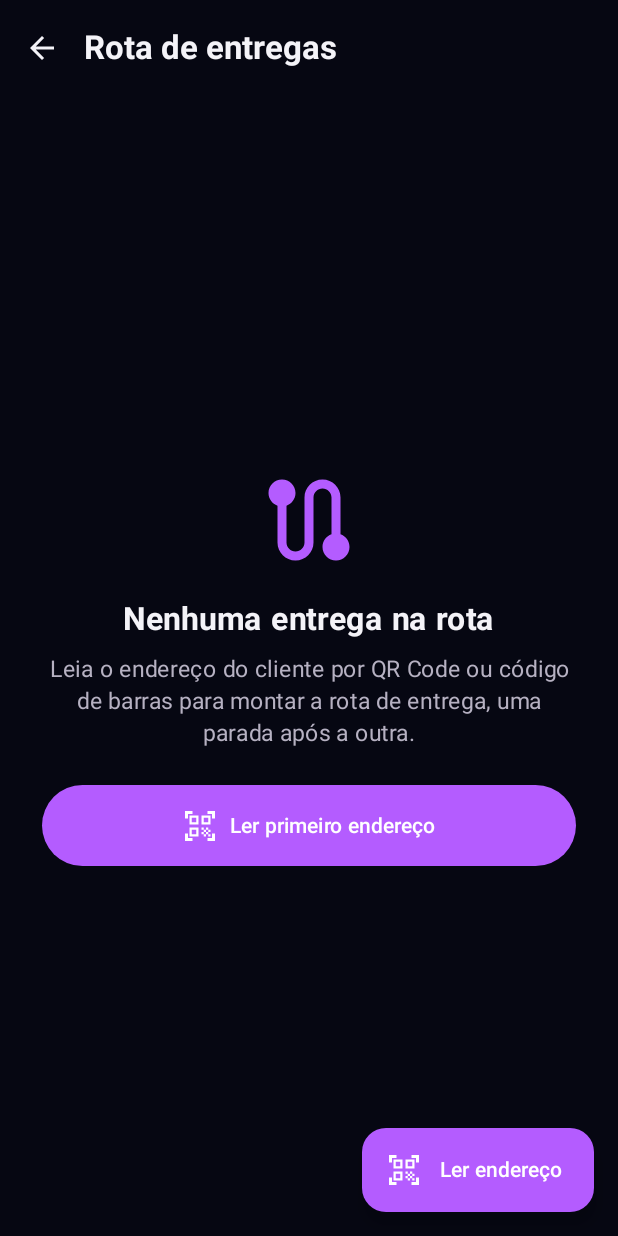
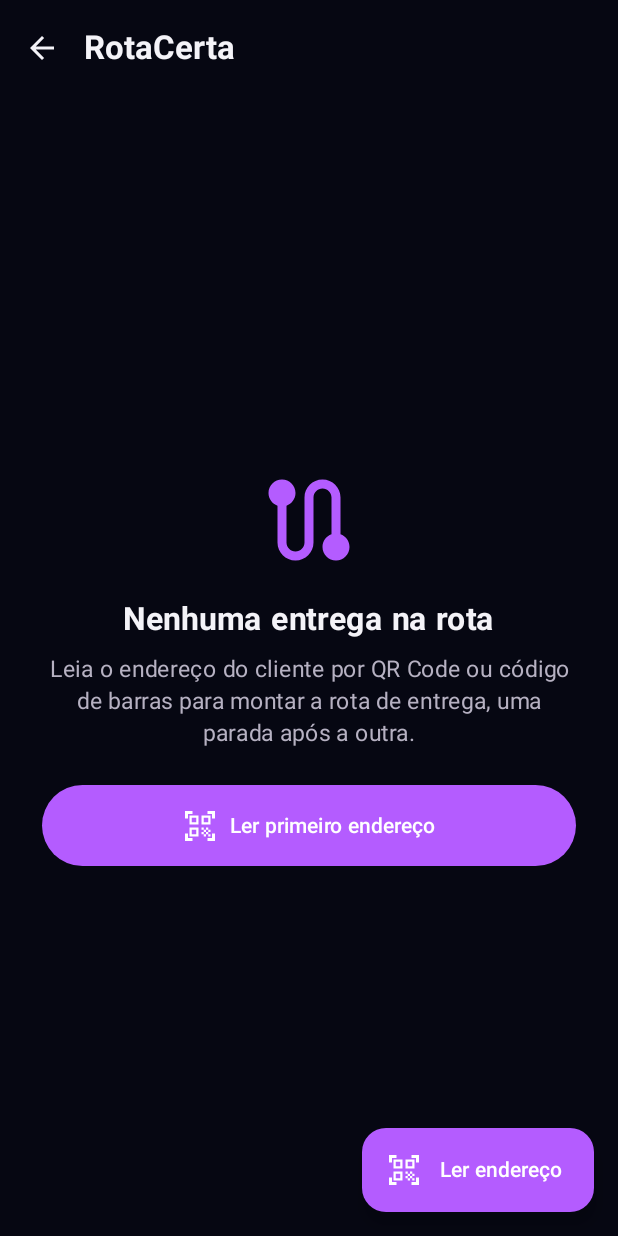
Before and after one commit to juceliocoelho2022/JBank-Mobile, an Android app built with Jetpack Compose: the composable DeliveryRouteScreen shown on its own in the app's theme, on a phone screen of 412 x 824 dp. Run offline under Robolectric (Android 15) with nearby library versions, the phone set to English and light mode, and no system bars; our stand-ins replace Dagger/Hilt's generated code.

Commit message:
Nomeia o recurso de entregas como RotaCerta
Atualiza os textos visíveis: banner na Home e título da tela da rota
passam a exibir a marca "RotaCerta".

Co-Authored-By: Claude Opus 4.8 <noreply@anthropic.com>
Claude-Session: https://claude.ai/code/session_01Nwx1CMCZWZzK3srd4cHVt3

```diff
--- a/app/src/main/java/com/jucelio/jbankmobile/ui/delivery/DeliveryRouteScreen.kt
+++ b/app/src/main/java/com/jucelio/jbankmobile/ui/delivery/DeliveryRouteScreen.kt
@@ -101,7 +101,7 @@ fun DeliveryRouteScreen(
             TopAppBar(
                 title = {
                     Text(
-                        text = "Rota de entregas",
+                        text = "RotaCerta",
                         color = WhiteText,
                         fontWeight = FontWeight.Bold
                     )
--- a/app/src/main/java/com/jucelio/jbankmobile/ui/home/HomeScreen.kt
+++ b/app/src/main/java/com/jucelio/jbankmobile/ui/home/HomeScreen.kt
@@ -565,7 +565,7 @@ private fun DeliveryBanner(
                     modifier = Modifier.weight(1f)
                 ) {
                     Text(
-                        text = "Modo Entregador",
+                        text = "RotaCerta",
                         color = Color.White,
                         fontSize = 18.sp,
                         fontWeight = FontWeight.Bold
```
